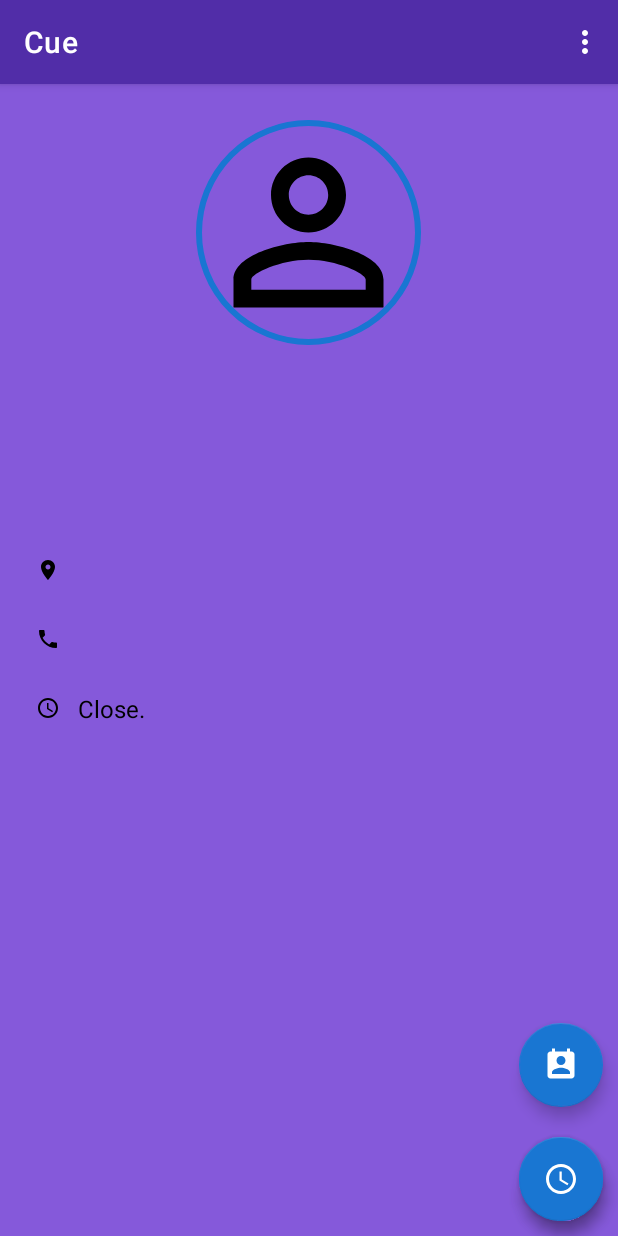
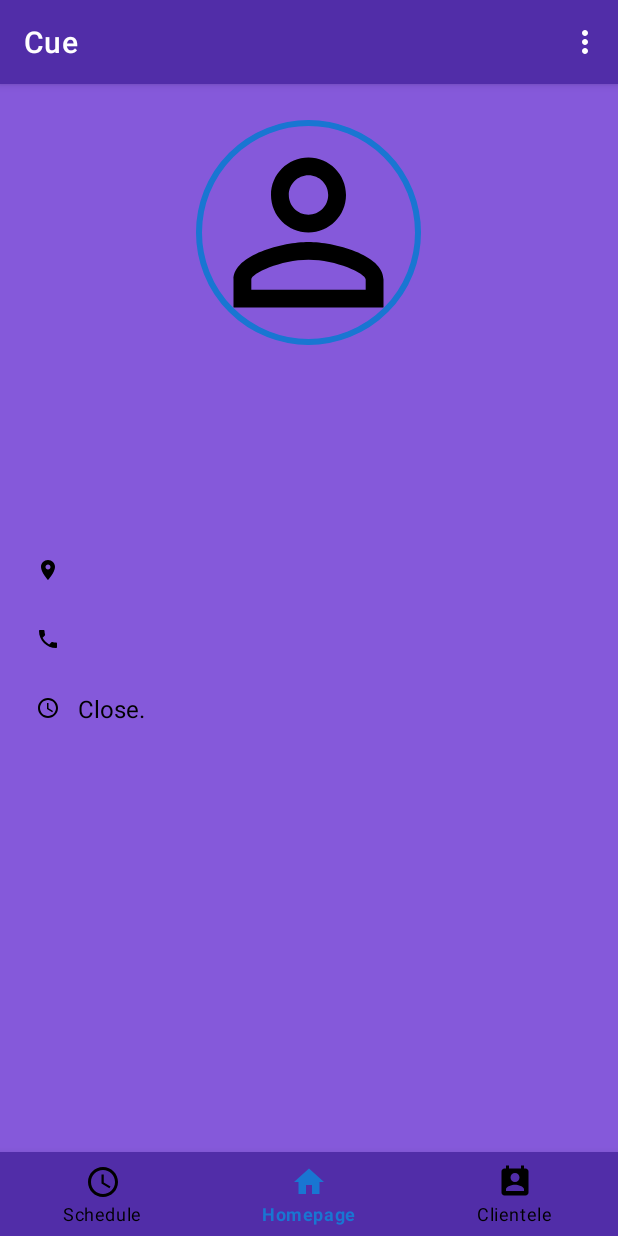
Before and after one commit to Technion236272/2020a-Cue, an Android app: the BOBusinessHomePage screen opened directly, with no data from a screen before it, on a phone screen of 412 x 824 dp. Run offline under Robolectric (Android 15) with nearby library versions, the phone set to English and light mode, and no system bars; our stand-ins replace Firebase (no records; nobody signed in at launch, a user with empty details on screens opened directly); libraries missing offline, so code that uses them is left out: com.mikhaellopez.circularimageview; plain views replace CircularImageView; pictures from the network do not load; 8 statements that could not run were skipped.

```diff
--- a/app/src/main/java/com/technion/cue/BusinessFeatures/BusinessBottomMenu.java
+++ b/app/src/main/java/com/technion/cue/BusinessFeatures/BusinessBottomMenu.java
@@ -1,4 +1,28 @@
 package com.technion.cue.BusinessFeatures;
 
-interface BottomMenu {
+import android.view.MenuItem;
+
+/**
+ * Operation of bottom menu for business owners.
+ */
+interface BusinessBottomMenu {
+
+    /**
+     * opening the business schedule activity
+     * @param item: the bottom menu that is connecting the activities shown to the BO
+     */
+    void openBusinessSchedule(MenuItem item);
+
+    /**
+     * opening the business homepage activity
+     * @param item: the bottom menu that is connecting the activities shown to the BO
+     */
+    void openBusinessHomepage(MenuItem item);
+
+    /**
+     * opening the business clientele list activity
+     * @param item: the bottom menu that is connecting the activities shown to the BO
+     */
+    void openBusinessClientele(MenuItem item);
+
 }
--- a/app/src/main/res/drawable-v24/bottom_navigation_colors.xml
+++ b/app/src/main/res/drawable-v24/bottom_navigation_colors.xml
@@ -1,11 +1,9 @@
 <?xml version="1.0" encoding="utf-8"?>
-<resources>
 <selector xmlns:android="http://schemas.android.com/apk/res/android">
     <item
         android:state_checked="true"
-            android:color="@color/colorPrimary" />
+        android:color="@color/ColorSecondary" />
     <item
         android:state_checked="false"
-            android:color="@color/grey" />
+        android:color="@color/TextOnBackground" />
 </selector>
-</resources>
--- a/app/src/main/res/layout/activity_bohome_page.xml
+++ b/app/src/main/res/layout/activity_bohome_page.xml
@@ -12,45 +12,28 @@
         android:layout_width="match_parent"
         android:layout_height="wrap_content" />
 
-    <com.google.android.material.floatingactionbutton.FloatingActionButton
-        android:id="@+id/edit_button"
-        android:layout_width="wrap_content"
-        android:layout_height="wrap_content"
-        android:layout_gravity="bottom|right"
-        android:layout_margin="10dp"
-        android:layout_alignParentRight="true"
-        android:layout_alignParentBottom="true"
-        app:srcCompat="@drawable/ic_edit_black_24dp"
-        android:layout_alignParentEnd="true"
-        android:onClick="editBOHomePage" />
-
-    <com.google.android.material.floatingactionbutton.FloatingActionButton
-        android:id="@+id/business_calendar_button"
-        android:layout_width="wrap_content"
-        android:layout_height="wrap_content"
-        android:layout_gravity="bottom|right"
-        android:layout_margin="10dp"
-        android:layout_alignParentRight="true"
-        android:layout_alignParentBottom="true"
-        android:layout_alignParentEnd="true"
-        app:srcCompat="@drawable/clock_icon"
-        android:onClick="openBusinessCalendar" />
-
-    <com.google.android.material.floatingactionbutton.FloatingActionButton
-        android:id="@+id/clientele_button"
-        android:layout_width="wrap_content"
-        android:layout_height="wrap_content"
-        android:layout_margin="10dp"
-        android:layout_alignParentRight="true"
-        app:srcCompat="@drawable/ic_perm_contact_calendar_black_24dp"
-        android:layout_above="@id/business_calendar_button"
-        android:onClick="openClientele" />
-
     <androidx.recyclerview.widget.RecyclerView
-        android:id="@+id/my_recycler_view"
+        android:id="@+id/reviews_list"
         android:scrollbars="vertical"
         android:layout_width="match_parent"
         android:layout_height="match_parent"
         android:layout_below="@id/business_info" />
 
+    <FrameLayout
+        android:layout_width="match_parent"
+        android:layout_height="match_parent">
+
+
+        <com.google.android.material.bottomnavigation.BottomNavigationView
+            android:id="@+id/bottom_navigation"
+            android:layout_width="match_parent"
+            android:layout_height="wrap_content"
+            android:layout_gravity="bottom"
+            android:background="@color/colorPrimary"
+            app:itemIconTint="@drawable/bottom_navigation_colors"
+            app:itemTextColor="@drawable/bottom_navigation_colors"
+            app:menu="@menu/business_navigation_menu" />
+
+    </FrameLayout>
+
 </RelativeLayout>
--- a/app/src/main/res/menu/business_navigation_menu.xml
+++ b/app/src/main/res/menu/business_navigation_menu.xml
@@ -1,4 +1,18 @@
 <?xml version="1.0" encoding="utf-8"?>
 <menu xmlns:android="http://schemas.android.com/apk/res/android">
-
+    <item android:id="@+id/business_schedule_entry"
+        android:icon="@drawable/clock_icon"
+        android:title="@string/business_bottom_menu_schedule"
+        android:onClick="openBusinessSchedule"
+        android:checked="false" />
+    <item android:id="@+id/business_homepage_entry"
+        android:title="@string/business_bottom_menu_homepage"
+        android:icon="@drawable/home_icon"
+        android:onClick="openBusinessHomepage"
+        android:checked="true" />
+    <item android:id="@+id/business_clientele_entry"
+        android:title="@string/business_bottom_menu_clientele"
+        android:icon="@drawable/schedule_icon"
+        android:onClick="openBusinessClientele"
+        android:checked="false" />
 </menu>
--- a/app/src/main/res/values/strings.xml
+++ b/app/src/main/res/values/strings.xml
@@ -58,6 +58,9 @@
     <string name="settings">Settings</string>
     <string name="generate_a_link_to_the_business">Generate a link to the business</string>
     <string name="edit_your_profile">Edit your profile</string>
+    <string name="business_bottom_menu_schedule">Schedule</string>
+    <string name="business_bottom_menu_homepage">Homepage</string>
+    <string name="business_bottom_menu_clientele">Clientele</string>
 
 
 </resources>
--- a/app/src/main/res/values/styles.xml
+++ b/app/src/main/res/values/styles.xml
@@ -7,6 +7,7 @@
         <item name="colorOnBackground">@color/TextOnBackground</item>
         <item name="colorOnPrimary">@color/TextColorPrimary</item>
         <item name="colorOnSecondary">@color/TextColorSecondary</item>
+        <item name="android:textColor">@color/TextOnBackground</item>
     </style>
 
 
@@ -37,9 +38,4 @@
 
     </style>
 
-
-<!--    <style name="Toolbar.TitleText" parent="TextAppearance.Widget.AppCompat.Toolbar.Title">-->
-<!--        <item name="android:textSize">23sp</item>-->
-<!--    </style>-->
-
 </resources>
```
Also changed, not shown: app/src/main/java/com/technion/cue/BusinessFeatures/BOBusinessHomePage.java (+22 -15 lines), app/src/main/java/com/technion/cue/BusinessFeatures/BusinessProfileEdit.java (+41 -12 lines), app/src/main/java/com/technion/cue/BusinessFeatures/BusinessSchedule.java (+24 -3 lines), app/src/main/java/com/technion/cue/BusinessFeatures/ClienteleList.java (+23 -1 lines), app/src/main/res/layout/activity_business_profile_edit.xml (+8 -4 lines), app/src/main/res/layout/activity_business_schedule.xml (+16 -0 lines), app/src/main/res/layout/activity_clientele_list.xml (+17 -0 lines), app/src/main/res/drawable/schedule_icon.xml (renamed from app/src/main/res/drawable/ic_perm_contact_calendar_black_24dp.xml), app/src/main/res/values/colors.xml (line endings or trailing spaces). Lines whose indentation alone changed are shown as unchanged.
